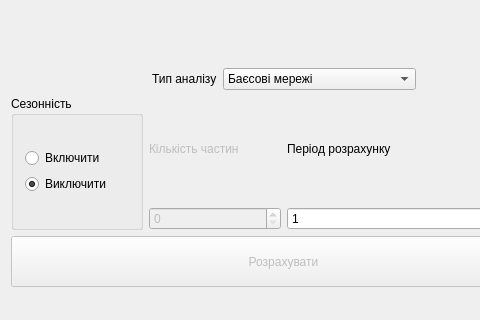
Before: the Qt Designer form mainwindow.ui in maximillian2/time-series, drawn with Qt 5; both pictures show x 0 to 480 and y 103 to 423 of the 567 by 423 pixel window.
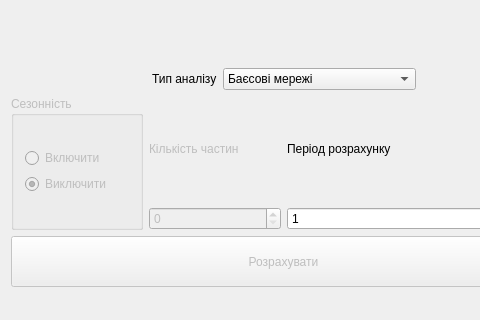
After: the same form once the commit is applied. Icons and pictures are not drawn.

```diff
--- a/mainwindow.ui
+++ b/mainwindow.ui
@@ -117,6 +117,9 @@
        <layout class="QHBoxLayout" name="horizontalLayout_3">
         <item>
          <widget class="QGroupBox" name="groupBox">
+          <property name="enabled">
+           <bool>false</bool>
+          </property>
           <property name="title">
            <string>Сезонність</string>
           </property>
```
